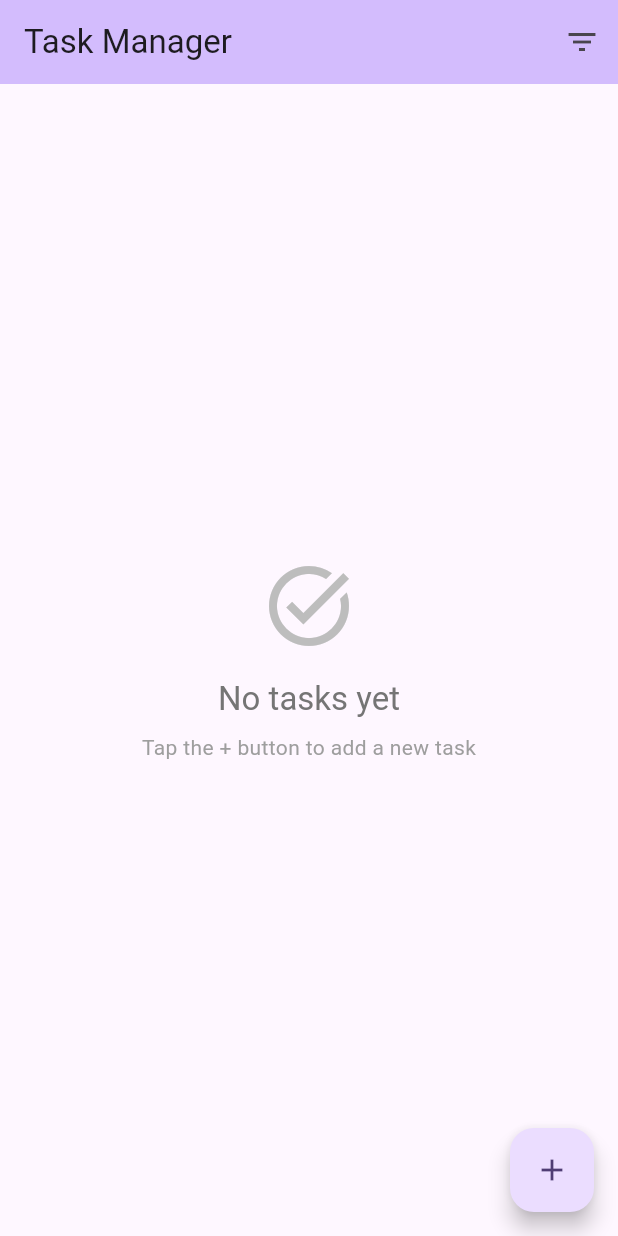
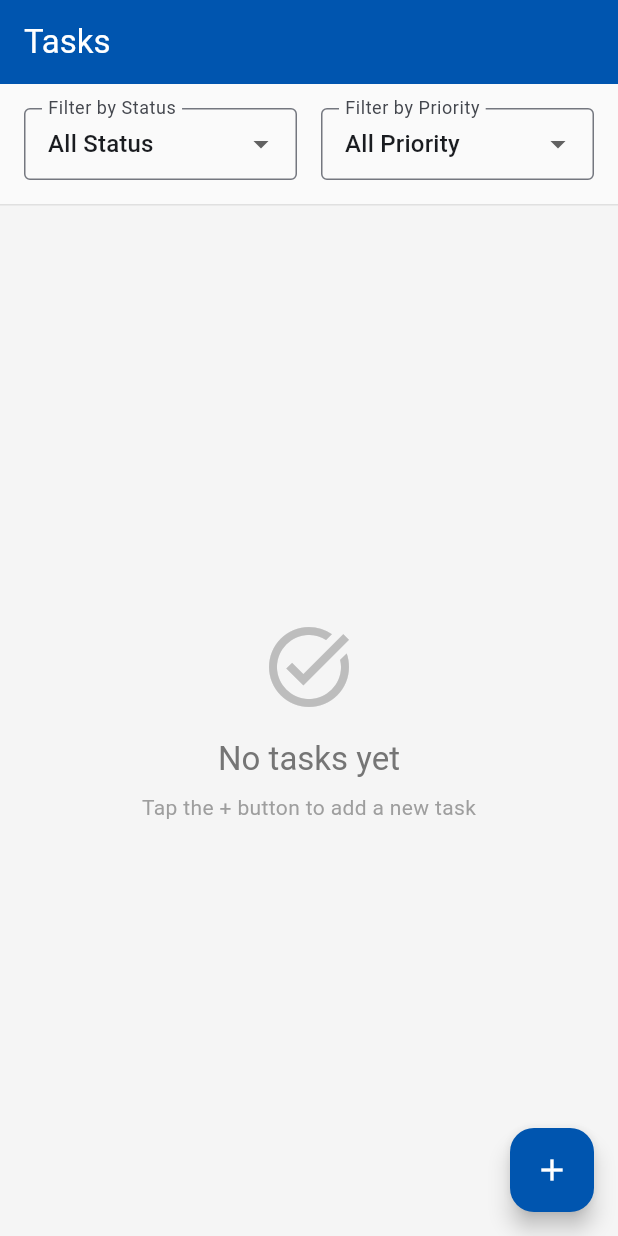
Before and after one commit to Jaime9745/prueba-tecnica-supervisa-jaimeRodriguez, a Flutter app: the screen it shows after launch, on a phone screen of 412 x 824 dp. Run offline on Flutter 3.47's test engine with Material 3 defaults, Android fonts, the phone set to English and light mode, and no system bars.

Commit message:
feat: Enhance task management UI with color scheme updates and filtering options

```diff
--- a/app_notes/lib/main.dart
+++ b/app_notes/lib/main.dart
@@ -7,14 +7,29 @@ void main() {
 
 class MyApp extends StatelessWidget {
   const MyApp({super.key});
-
   @override
   Widget build(BuildContext context) {
+    const primaryBlue = Color.fromARGB(255, 0, 85, 175);
+
     return MaterialApp(
       title: 'Task Manager',
       theme: ThemeData(
-        colorScheme: ColorScheme.fromSeed(seedColor: Colors.deepPurple),
+        colorScheme: ColorScheme.fromSeed(
+          seedColor: primaryBlue,
+          primary: primaryBlue,
+        ),
         useMaterial3: true,
+        scaffoldBackgroundColor: const Color.fromRGBO(245, 245, 245, 1),
+        floatingActionButtonTheme: FloatingActionButtonThemeData(
+          backgroundColor: primaryBlue,
+          foregroundColor: Colors.white,
+        ),
+        elevatedButtonTheme: ElevatedButtonThemeData(
+          style: ElevatedButton.styleFrom(
+            backgroundColor: primaryBlue,
+            foregroundColor: Colors.white,
+          ),
+        ),
       ),
       home: const TaskListScreen(),
       debugShowCheckedModeBanner: false,
--- a/app_notes/lib/screens/task_detail_screen.dart
+++ b/app_notes/lib/screens/task_detail_screen.dart
@@ -116,7 +116,8 @@ class _TaskDetailScreenState extends State<TaskDetailScreen> {
     return Scaffold(
       appBar: AppBar(
         title: const Text('Task Details'),
-        backgroundColor: Theme.of(context).colorScheme.inversePrimary,
+        backgroundColor: const Color.fromARGB(255, 0, 85, 175),
+        foregroundColor: Colors.white,
         actions: [
           IconButton(
             icon: const Icon(Icons.edit),
--- a/app_notes/lib/screens/task_form_screen.dart
+++ b/app_notes/lib/screens/task_form_screen.dart
@@ -114,7 +114,8 @@ class _TaskFormScreenState extends State<TaskFormScreen> {
     return Scaffold(
       appBar: AppBar(
         title: Text(widget.task == null ? 'Add New Task' : 'Edit Task'),
-        backgroundColor: Theme.of(context).colorScheme.inversePrimary,
+        backgroundColor: const Color.fromARGB(255, 0, 85, 175),
+        foregroundColor: Colors.white,
       ),
       body: Padding(
         padding: const EdgeInsets.all(16.0),
--- a/app_notes/lib/screens/task_list_screen.dart
+++ b/app_notes/lib/screens/task_list_screen.dart
@@ -14,7 +14,8 @@ class TaskListScreen extends StatefulWidget {
 class _TaskListScreenState extends State<TaskListScreen> {
   final TaskService _taskService = TaskService();
   List<Task> _tasks = [];
-  String _selectedFilter = 'all';
+  String _selectedStatusFilter = 'all';
+  String _selectedPriorityFilter = 'all';
   bool _isLoading = false;
 
   @override
@@ -50,22 +51,38 @@ class _TaskListScreenState extends State<TaskListScreen> {
   }
 
   List<Task> get _filteredTasks {
-    switch (_selectedFilter) {
-      case 'pending':
-        return _tasks
-            .where((task) => task.status == TaskStatus.pending)
+    List<Task> filtered = _tasks;
+
+    // Filter by status
+    if (_selectedStatusFilter != 'all') {
+      filtered = filtered
+          .where((task) => task.status == _selectedStatusFilter)
           .toList();
-      case 'in_progress':
-        return _tasks
-            .where((task) => task.status == TaskStatus.inProgress)
+    }
+
+    // Filter by priority
+    if (_selectedPriorityFilter != 'all') {
+      filtered = filtered
+          .where((task) => task.priority == _selectedPriorityFilter)
           .toList();
-      case 'completed':
-        return _tasks
-            .where((task) => task.status == TaskStatus.completed)
-            .toList();
-      default:
-        return _tasks;
     }
+    return filtered;
+  }
+
+  String _getEmptyStateText() {
+    if (_selectedStatusFilter == 'all' && _selectedPriorityFilter == 'all') {
+      return 'No tasks yet';
+    }
+
+    List<String> filters = [];
+    if (_selectedStatusFilter != 'all') {
+      filters.add(_selectedStatusFilter.replaceAll('_', ' '));
+    }
+    if (_selectedPriorityFilter != 'all') {
+      filters.add('$_selectedPriorityFilter priority');
+    }
+
+    return 'No ${filters.join(' ')} tasks';
   }
 
   Future<void> _deleteTask(String taskId) async {
@@ -163,29 +180,90 @@ class _TaskListScreenState extends State<TaskListScreen> {
   Widget build(BuildContext context) {
     return Scaffold(
       appBar: AppBar(
-        title: const Text('Task Manager'),
-        backgroundColor: Theme.of(context).colorScheme.inversePrimary,
-        actions: [
-          PopupMenuButton<String>(
-            icon: const Icon(Icons.filter_list),
-            onSelected: (value) {
+        title: const Text('Tasks'),
+        backgroundColor: const Color.fromARGB(255, 0, 85, 175),
+        foregroundColor: Colors.white,
+      ),
+      body: Column(
+        children: [
+          // Filter Section
+          Container(
+            padding: const EdgeInsets.all(16),
+            decoration: BoxDecoration(
+              color: Colors.grey[50],
+              border: Border(bottom: BorderSide(color: Colors.grey[300]!)),
+            ),
+            child: Row(
+              children: [
+                Expanded(
+                  child: DropdownButtonFormField<String>(
+                    value: _selectedStatusFilter,
+                    decoration: const InputDecoration(
+                      labelText: 'Filter by Status',
+                      border: OutlineInputBorder(),
+                      contentPadding: EdgeInsets.symmetric(
+                        horizontal: 12,
+                        vertical: 8,
+                      ),
+                    ),
+                    items: [
+                      const DropdownMenuItem(
+                        value: 'all',
+                        child: Text('All Status'),
+                      ),
+                      ...TaskStatus.values.map(
+                        (status) => DropdownMenuItem(
+                          value: status,
+                          child: Text(
+                            status.replaceAll('_', ' ').toUpperCase(),
+                          ),
+                        ),
+                      ),
+                    ],
+                    onChanged: (value) {
                       setState(() {
-                _selectedFilter = value;
+                        _selectedStatusFilter = value!;
                       });
                     },
-            itemBuilder: (context) => [
-              const PopupMenuItem(value: 'all', child: Text('All Tasks')),
-              const PopupMenuItem(value: 'pending', child: Text('Pending')),
-              const PopupMenuItem(
-                value: 'in_progress',
-                child: Text('In Progress'),
                   ),
-              const PopupMenuItem(value: 'completed', child: Text('Completed')),
+                ),
+                const SizedBox(width: 16),
+                Expanded(
+                  child: DropdownButtonFormField<String>(
+                    value: _selectedPriorityFilter,
+                    decoration: const InputDecoration(
+                      labelText: 'Filter by Priority',
+                      border: OutlineInputBorder(),
+                      contentPadding: EdgeInsets.symmetric(
+                        horizontal: 12,
+                        vertical: 8,
+                      ),
+                    ),
+                    items: [
+                      const DropdownMenuItem(
+                        value: 'all',
+                        child: Text('All Priority'),
+                      ),
+                      ...TaskPriority.values.map(
+                        (priority) => DropdownMenuItem(
+                          value: priority,
+                          child: Text(priority.toUpperCase()),
+                        ),
+                      ),
                     ],
+                    onChanged: (value) {
+                      setState(() {
+                        _selectedPriorityFilter = value!;
+                      });
+                    },
+                  ),
                 ),
               ],
             ),
-      body: _isLoading
+          ),
+          // Content Section
+          Expanded(
+            child: _isLoading
                 ? const Center(child: CircularProgressIndicator())
                 : _filteredTasks.isEmpty
                 ? Center(
@@ -195,12 +273,9 @@ class _TaskListScreenState extends State<TaskListScreen> {
                         Icon(Icons.task_alt, size: 64, color: Colors.grey[400]),
                         const SizedBox(height: 16),
                         Text(
-                    _selectedFilter == 'all'
-                        ? 'No tasks yet'
-                        : 'No ${_selectedFilter.replaceAll('_', ' ')} tasks',
-                    style: Theme.of(
-                      context,
-                    ).textTheme.titleLarge?.copyWith(color: Colors.grey[600]),
+                          _getEmptyStateText(),
+                          style: Theme.of(context).textTheme.titleLarge
+                              ?.copyWith(color: Colors.grey[600]),
                         ),
                         const SizedBox(height: 8),
                         const Text(
@@ -218,11 +293,18 @@ class _TaskListScreenState extends State<TaskListScreen> {
                       itemBuilder: (context, index) {
                         final task = _filteredTasks[index];
                         return Card(
-                    margin: const EdgeInsets.symmetric(vertical: 4),
+                          margin: const EdgeInsets.symmetric(
+                            vertical: 8,
+                            horizontal: 4,
+                          ),
+                          color: Colors.white,
+                          elevation: 2,
                           child: ListTile(
                             title: Text(
                               task.title,
-                        style: const TextStyle(fontWeight: FontWeight.bold),
+                              style: const TextStyle(
+                                fontWeight: FontWeight.bold,
+                              ),
                             ),
                             subtitle: Column(
                               crossAxisAlignment: CrossAxisAlignment.start,
@@ -338,6 +420,9 @@ class _TaskListScreenState extends State<TaskListScreen> {
                       },
                     ),
                   ),
+          ),
+        ],
+      ),
       floatingActionButton: FloatingActionButton(
         onPressed: () => _navigateToTaskForm(),
         tooltip: 'Add Task',
```
Lines whose indentation alone changed are shown as unchanged.
